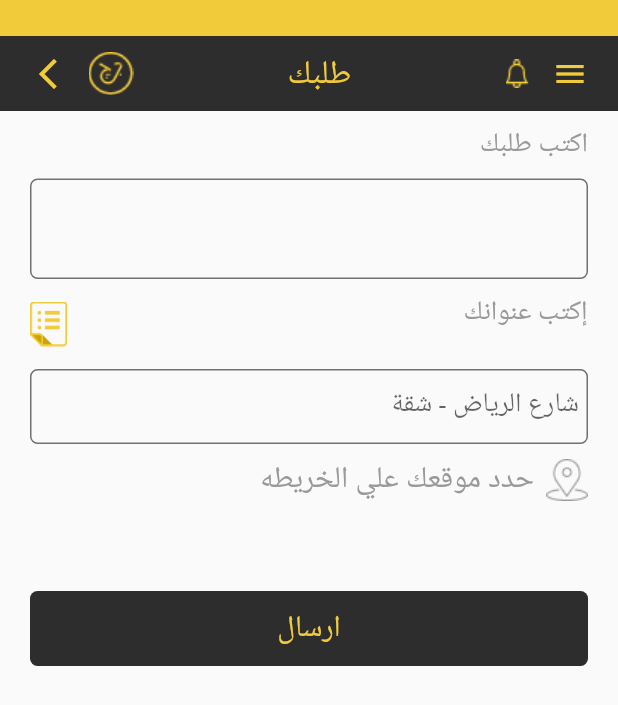
After one commit to Ahmed20Salah/JP-App, a Flutter app: the screen it shows after launch, on a phone screen of 412 x 824 dp. The commit adds this screen. Shown: the top 705 px of the screen. Run offline on Flutter 3.47's test engine with Material 2 defaults, Android fonts, the phone set to English and light mode, and no system bars.

Commit message:
order screen

```diff
--- a/lib/main.dart
+++ b/lib/main.dart
@@ -4,6 +4,7 @@ import 'package:jp/model/item.dart';
 import 'package:jp/ui/pages/category.dart';
 import 'package:jp/ui/pages/home.dart';
 import 'package:jp/ui/pages/item_description.dart';
+import 'package:jp/ui/pages/order.dart';
 import 'package:jp/ui/pages/other.dart';
 
 import 'ui/pages/register.dart';
@@ -29,7 +30,7 @@ class MyApp extends StatelessWidget {
       theme: ThemeData(
         primarySwatch: Colors.blue,
       ),
-      home: ItemDescription(item: _testData),
+      home: Order(),
     );
   }
 }
--- /dev/null
+++ b/lib/ui/pages/order.dart
@@ -0,0 +1,164 @@
+import 'package:flutter/cupertino.dart';
+import 'package:flutter/material.dart';
+import 'package:jp/ui/widgets/appbar.dart';
+import 'package:jp/ui/widgets/drewar.dart';
+
+class Order extends StatelessWidget {
+  final mainColor = Color(0xffF2CB3B);
+  final secColor  = Color(0xff9A9898)  ;
+
+  @override
+  Widget build(BuildContext context) {
+    return Scaffold(
+      drawer: Drawer(
+        child: DrawerDesgin(),
+      ),
+      body: SingleChildScrollView(child: Column(
+        children: <Widget>[
+          Container(
+            color: Color(0xffF2CB3B),
+            height: 24.0,
+          ),
+          Appbar('طلبك'),
+          Container(
+          padding: EdgeInsets.symmetric(horizontal: 20.0),
+                      height: MediaQuery.of(context).size.height - 140,
+            child: ListView(
+              children: <Widget>[
+                _title('اكتب طلبك'),
+                _orderField(context),
+                _deliveryBar(),
+                _orderDeliveryAddrssField(context),
+                _map(),
+                _sendButton(context)
+              ],
+            ),
+          )
+        ],
+      ),
+    ),) ;
+  }
+
+  Widget _title(String title) {
+    return Container(
+      margin: EdgeInsets.only( bottom: 10, top: 10),
+      alignment: Alignment.topRight,
+      child: Text(
+        title,
+        style: TextStyle(fontSize: 18 , color: secColor),
+      ),
+    );
+  }
+
+  Widget _orderField(context) {
+    return Container(
+      alignment: Alignment.center,
+      child: Container(
+        width: MediaQuery.of(context).size.width - 40.0,
+        decoration: BoxDecoration(
+            borderRadius: BorderRadius.circular(5.0),
+            border: Border.all(color: Color(0xff707070))),
+        child: TextFormField(
+          minLines: 3,
+          maxLines: 6,
+          style: TextStyle(fontSize: 18 , color: Color(0xff9A9898)),
+          decoration: InputDecoration(
+              contentPadding: EdgeInsets.only(bottom: 2.0, right: 5),
+              border: InputBorder.none),
+        ),
+      ),
+    );
+  }
+
+
+  Widget _deliveryBar() {
+    return Container(
+      height: 60.0,
+      child: Row(
+        mainAxisAlignment: MainAxisAlignment.spaceBetween,
+        children: <Widget>[
+          _title('إكتب عنوانك'),
+          InkWell(
+            child: Container(
+              height: 30.0,
+              child: Image.asset(
+                'assets/file.png',
+                fit: BoxFit.cover,
+              ),
+            ),
+          )
+        ],
+      ),
+    );
+  }
+
+  Widget _orderDeliveryAddrssField(context) {
+    return Container(
+       alignment: Alignment.center,
+      child: Container(
+        height: 50.0,
+        width: MediaQuery.of(context).size.width,
+        decoration: BoxDecoration(
+            borderRadius: BorderRadius.circular(5.0),
+            border: Border.all(color: Color(0xff707070))),
+        child: TextFormField(
+          style: TextStyle(fontSize: 18 , color: Color(0xff9A9898)),
+          decoration: InputDecoration(
+              hintStyle: TextStyle(fontSize: 18),
+              hintText: 'شارع الرياض - شقة ',
+              contentPadding: EdgeInsets.only(bottom: 2.0, right: 5),
+              border: InputBorder.none),
+        ),
+      ),
+    );
+  }
+
+  Widget _map() {
+    return Container(
+      margin: EdgeInsets.only( top: 10),
+      child: Row(
+        children: <Widget>[
+          Container(
+            width: 28,
+            height: 28,
+            child: Image.asset(
+              'assets/location.png',
+              fit: BoxFit.cover,
+              height: 20,
+            ),
+          ),
+          SizedBox(
+            width: 8,
+          ),
+          Text(
+            'حدد موقعك علي الخريطه',
+            style: TextStyle(color: secColor, fontSize: 20),
+          )
+        ],
+      ),
+    );
+  }
+
+  Widget _sendButton(context) {
+    return Container(
+      margin: EdgeInsets.symmetric(vertical: 60.0),
+      child: InkWell(
+        child: Container(
+          decoration: BoxDecoration(
+            borderRadius: BorderRadius.circular(5),
+            color: Color(0xff2D2D2D),
+          ),
+          width: MediaQuery.of(context).size.width - 60,
+          height: 50.0,
+          child: Container(
+            alignment: Alignment.center,
+            child: Text(
+              'ارسال',
+              style: TextStyle(fontSize: 20.0, color: mainColor),
+            ),
+          ),
+        ),
+      ),
+    );
+  }
+}
--- a/lib/ui/pages/other.dart
+++ b/lib/ui/pages/other.dart
@@ -89,7 +89,7 @@ class OtherScreenState extends State<OtherScreen> {
             child: Container(
               height: 30.0,
               child: Image.asset(
-                'assets/dish.png',
+                'assets/location.png',
                 fit: BoxFit.cover,
               ),
             ),
```
